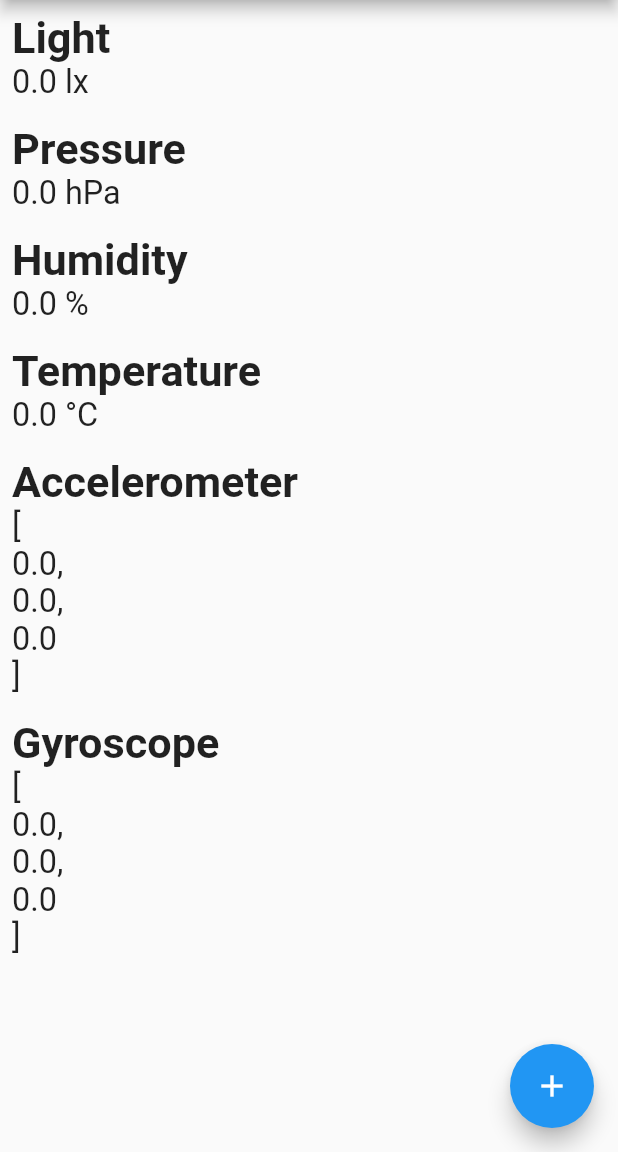
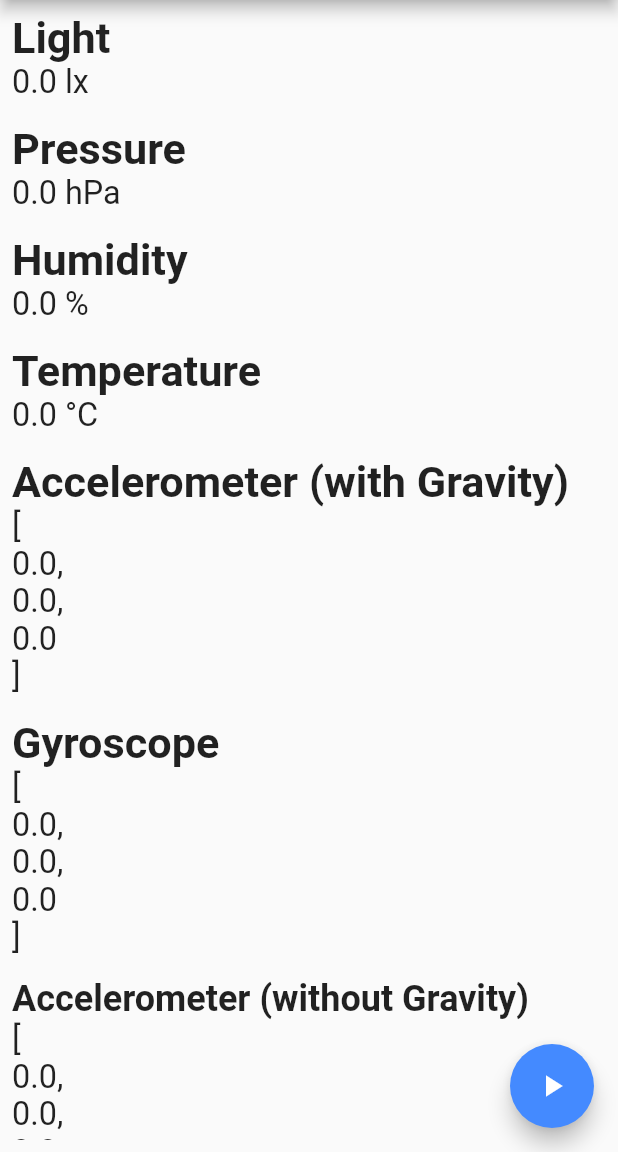
Before and after one commit to HaeWo/flutter, a Flutter app: the screen it shows after launch, on a phone screen of 412 x 824 dp, the part 84-1236 px from its top. Run offline on Flutter 3.47's test engine with Material 2 defaults, Android fonts, the phone set to English and light mode, and no system bars; our stand-ins replace permission_handler, sensors; missing offline and left inert: downloads_path_provider, enviro_sensors, proximity_plugin.

Commit message:
finished praktikum 1

```diff
--- a/lib/main.dart
+++ b/lib/main.dart
@@ -1,4 +1,11 @@
+import 'dart:async';
+import 'dart:io';
 import 'package:flutter/material.dart';
+
+import 'package:permission_handler/permission_handler.dart';
+import 'package:path_provider/path_provider.dart';
+import 'package:path/path.dart' as path;
+import 'package:downloads_path_provider/downloads_path_provider.dart';
 
 import 'package:sensors/sensors.dart';
 import 'package:proximity_plugin/proximity_plugin.dart';
@@ -37,29 +44,42 @@ class XYZData {
   double z = 0;
 
   XYZData(this.x, this.y, this.z);
+
+  @override
+  String toString() {
+    return "{${this.x},${this.y},${this.z}}";
+  }
 }
 
 class _MyHomePageState extends State<MyHomePage> {
   XYZData _accelerometer = new XYZData(0, 0, 0);
   XYZData _gyroscope = new XYZData(0, 0, 0);
+  XYZData _userAccelerometer = new XYZData(0, 0, 0);
 
   double _lightVal = 0;
   double _pressure = 0;
   double _humidity = 0;
   double _ambientTemp = 0;
 
+  bool _start = false;
+
+  Timer t;
+
+  String fileData = "";
+
   @override
   void initState() {
     accelerometerEvents.listen((event) {
-      setState(() {
-        _accelerometer = new XYZData(event.x, event.y, event.z);
+      setState(() => _accelerometer = new XYZData(event.x, event.y, event.z));
     });
+
+    userAccelerometerEvents.listen((event) {
+      setState(
+          () => _userAccelerometer = new XYZData(event.x, event.y, event.z));
     });
 
     gyroscopeEvents.listen((event) {
-      setState(() {
-        _gyroscope = new XYZData(event.x, event.y, event.z);
-      });
+      setState(() => _gyroscope = new XYZData(event.x, event.y, event.z));
     });
 
     proximityEvents.listen((event) {
@@ -67,28 +87,61 @@ class _MyHomePageState extends State<MyHomePage> {
     });
 
     barometerEvents.listen((BarometerEvent event) {
-      setState(() {
-        _pressure = event.reading;
-      });
+      setState(() => _pressure = event.reading);
     });
 
     lightmeterEvents.listen((LightmeterEvent event) {
-      setState(() {
-        _lightVal = event.reading;
-      });
+      setState(() => _lightVal = event.reading);
     });
 
     ambientTempEvents.listen((AmbientTempEvent event) {
-      setState(() {
-        _ambientTemp = event.reading;
-      });
+      setState(() => _ambientTemp = event.reading);
     });
 
     humidityEvents.listen((HumidityEvent event) {
-      setState(() {
-        _humidity = event.reading;
+      setState(() => _humidity = event.reading);
     });
+
+    t = new Timer.periodic(new Duration(seconds: 1), (Timer t) async {
+      if (!_start) return;
+      print("running");
+
+      fileData += "Gravity: " + _accelerometer.toString() + "\n";
+      fileData += "Acceleration: " + _userAccelerometer.toString() + "\n";
+      fileData += "Gyroscope: " + _gyroscope.toString() + "\n";
+      fileData += "\n\n";
     });
+
+    super.initState();
+  }
+
+  @override
+  void dispose() {
+    t.cancel();
+  }
+
+  Future<Directory> _getDownloadDirectory() async {
+    if (Platform.isAndroid) {
+      return await DownloadsPathProvider.downloadsDirectory;
+    }
+
+    // in this example we are using only Android and iOS so I can assume
+    // that you are not trying it for other platforms and the if statement
+    // for iOS is unnecessary
+
+    // iOS directory visible to user
+    return await getApplicationDocumentsDirectory();
+  }
+
+  Future<bool> _requestPermissions() async {
+    var status = await Permission.storage.status;
+    if (!status.isGranted) {
+      // We didn't ask for permission yet.
+      await openAppSettings();
+      return false;
+    }
+
+    return true;
   }
 
   @override
@@ -99,6 +152,7 @@ class _MyHomePageState extends State<MyHomePage> {
       ),
       body: Container(
         padding: EdgeInsets.all(8.0),
+        child: SingleChildScrollView(
           child: Column(
             children: <Widget>[
               // -------- LIGHT --------
@@ -154,7 +208,6 @@ class _MyHomePageState extends State<MyHomePage> {
                 ],
               ),
 
-
               // -------- HUMIDITY --------
               Padding(
                 padding: EdgeInsets.only(top: 15),
@@ -182,7 +235,6 @@ class _MyHomePageState extends State<MyHomePage> {
                   ),
                 ],
               ),
-
 
               // -------- Temperature --------
               Padding(
@@ -219,7 +271,7 @@ class _MyHomePageState extends State<MyHomePage> {
               Row(
                 children: [
                   Text(
-                  "Accelerometer",
+                    "Accelerometer (with Gravity)",
                     textAlign: TextAlign.left,
                     style: TextStyle(
                         fontWeight: FontWeight.bold,
@@ -268,12 +320,58 @@ class _MyHomePageState extends State<MyHomePage> {
                 ],
               ),
 
+              // -------- Accelerometer without gravity --------
+              Padding(
+                padding: EdgeInsets.only(top: 15),
+              ),
+              Row(
+                children: [
+                  Text(
+                    "Accelerometer (without Gravity)",
+                    textAlign: TextAlign.left,
+                    style: TextStyle(
+                        fontWeight: FontWeight.bold,
+                        fontSize:
+                            DefaultTextStyle.of(context).style.fontSize * 0.5),
+                  ),
                 ],
+              ),
+              Row(
+                children: [
+                  Text(
+                    "[\n${_userAccelerometer.x},\n${_userAccelerometer.y},\n${_userAccelerometer.z}\n]",
+                    textAlign: TextAlign.left,
+                    style: TextStyle(
+                        fontSize:
+                            DefaultTextStyle.of(context).style.fontSize * 0.45),
+                  ),
+                ],
+              ),
+            ],
+          ),
         ),
       ),
       floatingActionButton: FloatingActionButton(
         tooltip: 'Increment',
-        child: Icon(Icons.add),
+        child: _start ? Icon(Icons.stop) : Icon(Icons.play_arrow),
+        backgroundColor: _start ? Colors.redAccent : Colors.blueAccent,
+        onPressed: () async {
+          if (!_start) {
+            final granted = await _requestPermissions();
+            if (!granted) return;
+          } else {
+            final dir = await _getDownloadDirectory();
+            final resPath = path.join(
+                dir.path, "data_${DateTime.now().millisecondsSinceEpoch}.txt");
+            File f = File(resPath);
+            f.writeAsStringSync(fileData);
+            fileData = "";
+          }
+
+          setState(() {
+            _start = !_start;
+          });
+        },
       ),
     );
   }
--- a/pubspec.yaml
+++ b/pubspec.yaml
@@ -24,6 +24,9 @@ dependencies:
   sensors:
   proximity_plugin:
   enviro_sensors: ^1.0.1
+  permission_handler: ^5.0.1+1
+  path_provider: ^1.6.24
+  downloads_path_provider: ^0.1.0
   flutter:
     sdk: flutter
 
```
Also changed, not shown: pubspec.lock, 3 other files. Lines whose indentation alone changed are shown as unchanged.
